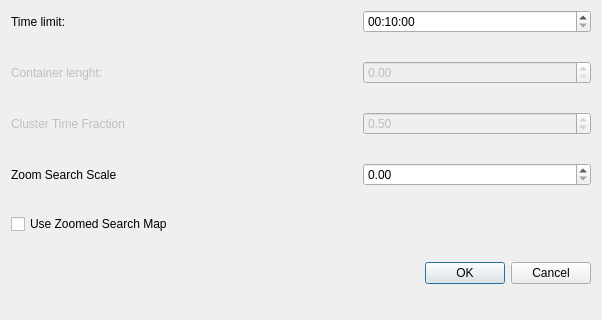
Old version of the form RasterVoronoiPacking/RasterVoronoiPackingGUI/runconfigurationsdialog.ui in the repository aksato/RasterVoronoiPacking; both pictures show x 0 to 602 and y 274 to 594 of the 602 by 594 pixel window.
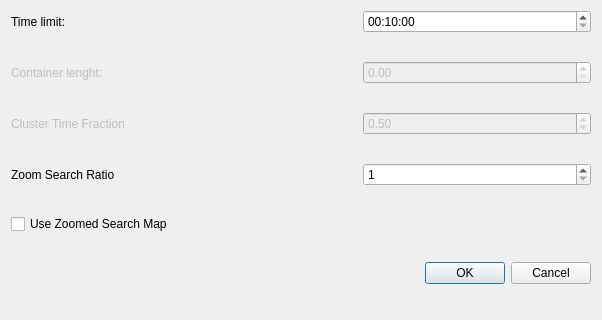
New version of the form.

Commit message: Changed input parameter for double search cases to zoom instead of search scale.

Patch:
```diff
--- a/RasterVoronoiPacking/RasterVoronoiPackingGUI/runconfigurationsdialog.ui
+++ b/RasterVoronoiPacking/RasterVoronoiPackingGUI/runconfigurationsdialog.ui
@@ -55,16 +55,6 @@
      </item>
     </widget>
    </item>
-   <item row="10" column="2">
-    <widget class="QDoubleSpinBox" name="doubleSpinBox_3">
-     <property name="enabled">
-      <bool>true</bool>
-     </property>
-     <property name="singleStep">
-      <double>0.010000000000000</double>
-     </property>
-    </widget>
-   </item>
    <item row="8" column="2">
     <widget class="QDoubleSpinBox" name="doubleSpinBox">
      <property name="enabled">
@@ -120,7 +110,7 @@
       <bool>true</bool>
      </property>
      <property name="text">
-      <string>Zoom Search Scale</string>
+      <string>Zoom Search Ratio</string>
      </property>
     </widget>
    </item>
@@ -254,6 +244,13 @@
      </property>
     </widget>
    </item>
+   <item row="10" column="2">
+    <widget class="QSpinBox" name="spinBox_3">
+     <property name="minimum">
+      <number>1</number>
+     </property>
+    </widget>
+   </item>
   </layout>
  </widget>
  <resources/>
```
Left out of the diff: 16 changed lines with no effect on the pictures. The commit also changes 12 other files.
